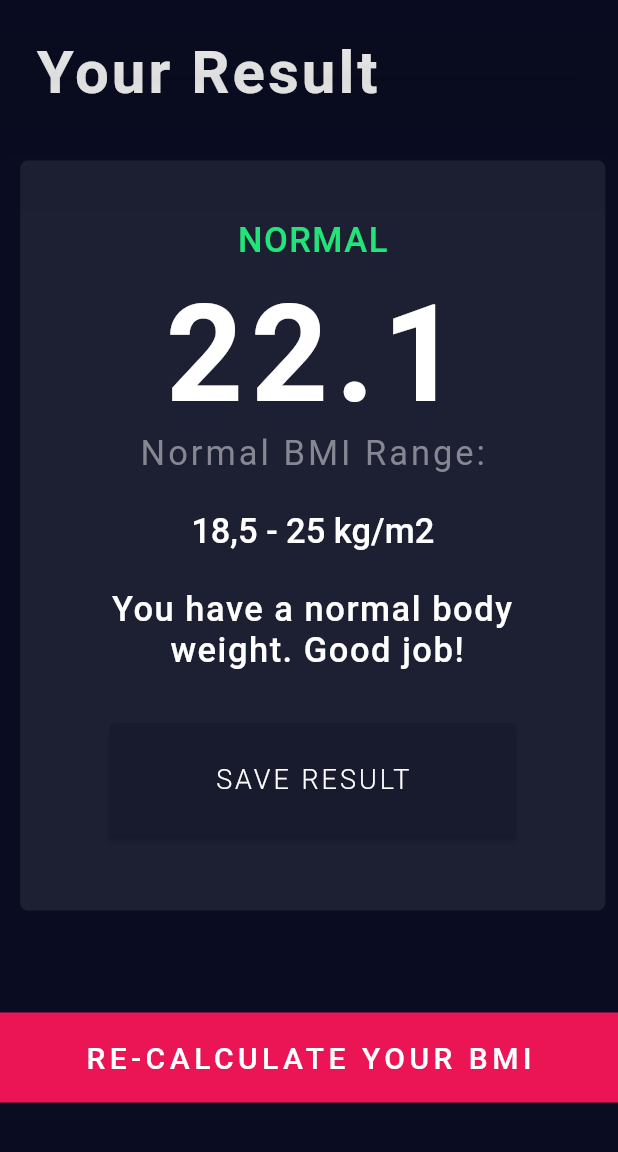
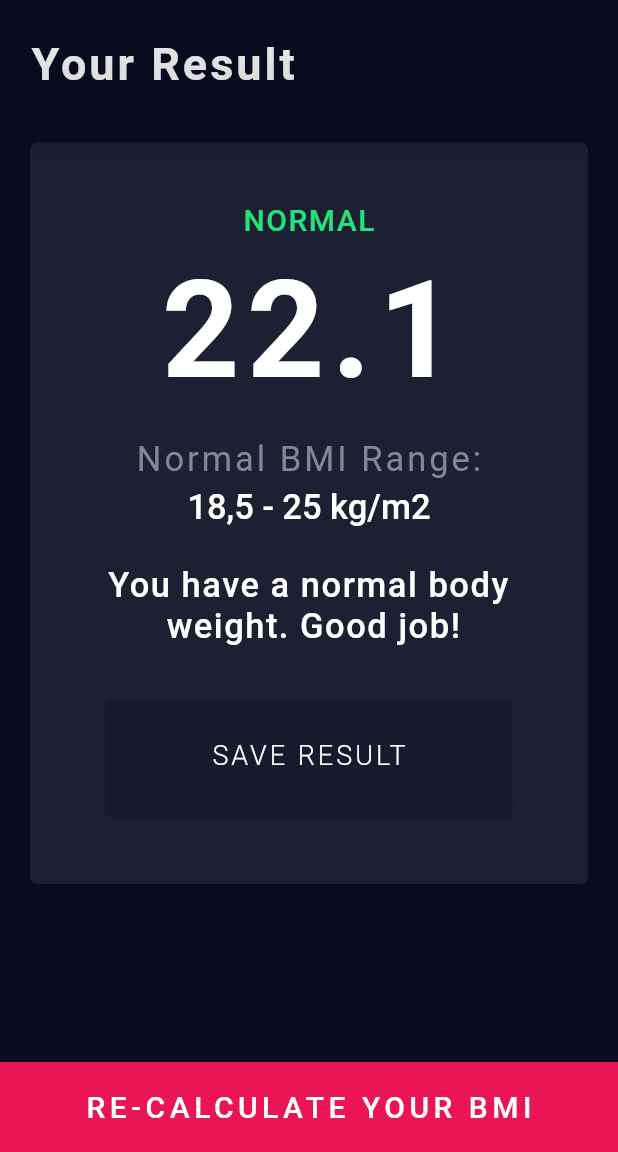
Before and after one commit to fortune2009/sbsc-training, a Flutter app: the screen it shows after launch, after a tap on "CALCULATE YOUR BMI", on a phone screen of 412 x 824 dp, the part 84-1236 px from its top. Run offline on Flutter 3.47's test engine with Material 2 defaults, Android fonts, the phone set to English and light mode, and no system bars; our stand-ins replace material_design_icons_flutter.

Commit message:
with media query

```diff
--- a/lib/body.dart
+++ b/lib/body.dart
@@ -48,7 +48,7 @@ class _BmiCalculatorState extends State<BmiCalculator> {
         if (_age == 0) {
           return null;
         } else
-          (_age--);
+          _age--;
       },
     );
   }
@@ -60,7 +60,10 @@ class _BmiCalculatorState extends State<BmiCalculator> {
       appBar: AppBar(
         title: Padding(
           padding: const EdgeInsets.symmetric(horizontal: 40),
-          child: Text('BMI CALCLULATOR'),
+          child: Text(
+            'BMI CALCLULATOR',
+            style: TextStyle(fontSize: 18),
+          ),
         ),
         backgroundColor: Color(0xff0A0D22),
         elevation: 40,
@@ -68,12 +71,17 @@ class _BmiCalculatorState extends State<BmiCalculator> {
           padding: const EdgeInsets.symmetric(horizontal: 28),
           child: Icon(
             Icons.sort,
-            size: 40,
+            size: 35,
           ),
         ),
       ),
       body: SafeArea(
+        bottom: true,
+        left: true,
+        right: true,
+        top: true,
         child: SingleChildScrollView(
+          physics: NeverScrollableScrollPhysics(),
           child: Column(
             children: [
               Container(
@@ -99,8 +107,10 @@ class _BmiCalculatorState extends State<BmiCalculator> {
                               );
                             },
                             child: Container(
-                              height: 190,
-                              width: 190,
+                              height:
+                                  MediaQuery.of(context).size.height / 100 * 20,
+                              width:
+                                  MediaQuery.of(context).size.width / 100 * 45,
                               decoration: BoxDecoration(
                                   color: Color(0xff1D1F33),
                                   shape: BoxShape.rectangle,
@@ -108,23 +118,34 @@ class _BmiCalculatorState extends State<BmiCalculator> {
                               child: Column(
                                 crossAxisAlignment: CrossAxisAlignment.center,
                                 children: [
+                                  SizedBox(
+                                      height:
+                                          MediaQuery.of(context).size.height /
+                                              100 *
+                                              2),
                                   IconTheme(
                                     data: IconThemeData(
                                       color: !_isMale
                                           ? Color(0xff8D8E98)
                                           : Colors.white,
-                                      size: 130,
+                                      size: MediaQuery.of(context).size.width /
+                                          100 *
+                                          20,
                                     ),
                                     child: Icon(
                                       MdiIcons.genderMale,
                                     ),
                                   ),
-                                  SizedBox(height: 20),
+                                  SizedBox(
+                                      height:
+                                          MediaQuery.of(context).size.height /
+                                              100 *
+                                              2),
                                   Text(
                                     'MALE',
                                     style: TextStyle(
-                                      fontWeight: FontWeight.w400,
-                                      fontSize: 20,
+                                      fontWeight: FontWeight.w500,
+                                      fontSize: 18,
                                       color: !_isMale
                                           ? Color(0xff8D8E98)
                                           : Colors.white,
@@ -145,32 +166,44 @@ class _BmiCalculatorState extends State<BmiCalculator> {
                               );
                             },
                             child: Container(
-                              height: 190,
-                              width: 190,
+                              height:
+                                  MediaQuery.of(context).size.height / 100 * 20,
+                              width:
+                                  MediaQuery.of(context).size.width / 100 * 45,
                               decoration: BoxDecoration(
                                   color: Color(0xff1D1F33),
                                   shape: BoxShape.rectangle,
                                   borderRadius: BorderRadius.circular(5)),
                               child: Column(
-                                crossAxisAlignment: CrossAxisAlignment.center,
+                                // crossAxisAlignment: CrossAxisAlignment.center,
                                 children: [
+                                  SizedBox(
+                                      height:
+                                          MediaQuery.of(context).size.height /
+                                              100 *
+                                              2),
                                   RotationTransition(
+                                    alignment: Alignment(0.4, -0.1),
                                     turns: new AlwaysStoppedAnimation(40 / 360),
                                     child: IconTheme(
                                       data: IconThemeData(
                                           color: !_isFemale
                                               ? Color(0xff8D8E98)
                                               : Colors.white,
-                                          size: 130),
+                                          size: MediaQuery.of(context)
+                                                  .size
+                                                  .width /
+                                              100 *
+                                              24),
                                       child: Icon(MdiIcons.genderFemale),
                                     ),
                                   ),
-                                  SizedBox(height: 20),
+                                  // SizedBox(height: MediaQuery.of(context).size.height / 100 * 0),
                                   Text(
                                     'FEMALE',
                                     style: TextStyle(
-                                      fontWeight: FontWeight.w400,
-                                      fontSize: 20,
+                                      fontWeight: FontWeight.w500,
+                                      fontSize: 18,
                                       color: !_isFemale
                                           ? Color(0xff8D8E98)
                                           : Colors.white,
@@ -188,31 +221,31 @@ class _BmiCalculatorState extends State<BmiCalculator> {
               ),
               Container(
                 margin: EdgeInsets.symmetric(
-                  horizontal: 20,
+                  horizontal: 17,
                 ),
-                height: 180,
+                height: MediaQuery.of(context).size.height / 100 * 23,
                 width: double.infinity,
                 decoration: BoxDecoration(
-                    color: Color(0xff1D1F33),
+                    color: Color(0xff1D1F33).withOpacity(0.50),
                     shape: BoxShape.rectangle,
                     borderRadius: BorderRadius.circular(5)),
                 child: Column(
                   crossAxisAlignment: CrossAxisAlignment.center,
                   children: [
                     SizedBox(
-                      height: 25,
+                      height: MediaQuery.of(context).size.height / 100 * 2,
                     ),
                     Text(
                       'HEIGHT',
                       style: TextStyle(
                         fontStyle: FontStyle.normal,
-                        fontWeight: FontWeight.w300,
-                        fontSize: 20,
-                        color: Colors.white,
+                        fontWeight: FontWeight.w500,
+                        fontSize: 18,
+                        color: Color(0xff8D8E98),
                       ),
                     ),
                     SizedBox(
-                      height: 10,
+                      height: 2,
                     ),
                     Row(
                       mainAxisAlignment: MainAxisAlignment.center,
@@ -221,9 +254,9 @@ class _BmiCalculatorState extends State<BmiCalculator> {
                           text: TextSpan(
                             children: <TextSpan>[
                               TextSpan(
-                                text: ('${(_value).round()} '),
+                                text: ('${(_value).round()}'),
                                 style: TextStyle(
-                                    fontSize: 60,
+                                    fontSize: 50,
                                     fontWeight: FontWeight.bold,
                                     color: Colors.white),
                               ),
@@ -231,8 +264,8 @@ class _BmiCalculatorState extends State<BmiCalculator> {
                                 text: ('cm '),
                                 style: TextStyle(
                                     fontSize: 20,
-                                    fontWeight: FontWeight.w100,
-                                    color: Colors.white),
+                                    fontWeight: FontWeight.w500,
+                                    color: Color(0xff8D8E98)),
                               ),
                             ],
                           ),
@@ -240,19 +273,21 @@ class _BmiCalculatorState extends State<BmiCalculator> {
                       ],
                     ),
                     SizedBox(
-                      height: 10,
+                      height: 8,
                     ),
                     SliderTheme(
                       data: SliderTheme.of(context).copyWith(
-                        // showValueIndicator: ShowValueIndicator.always,
+                        showValueIndicator: ShowValueIndicator.always,
                         inactiveTrackColor: Color(0xFF8D8E98),
                         activeTrackColor: Colors.white,
                         thumbColor: Color(0xFFEB1555),
                         overlayColor: Color(0x29EB1555),
                         thumbShape:
-                            RoundSliderThumbShape(enabledThumbRadius: 20.0),
-                        overlayShape:
-                            RoundSliderOverlayShape(overlayRadius: 20.0),
+                            RoundSliderThumbShape(enabledThumbRadius: 15.0),
+                        overlayShape: RoundSliderOverlayShape(
+                          overlayRadius: 24.0,
+                        ),
+                        trackHeight: 1.5,
                       ),
                       child: Slider(
                         value: _value,
@@ -276,26 +311,27 @@ class _BmiCalculatorState extends State<BmiCalculator> {
                   mainAxisAlignment: MainAxisAlignment.center,
                   children: [
                     Container(
-                      height: 220,
-                      width: 190,
+                      height: MediaQuery.of(context).size.height / 100 * 24,
+                      width: MediaQuery.of(context).size.width / 100 * 45,
                       decoration: BoxDecoration(
-                        color: Color(0xff1D1F33),
+                        color: Color(0xff1D1F33).withOpacity(0.50),
                         shape: BoxShape.rectangle,
                         borderRadius: BorderRadius.circular(5),
                       ),
                       child: Column(
                         children: [
-                          SizedBox(height: 40),
+                          SizedBox(height: 18),
                           Text("WEIGHT",
                               style: TextStyle(
-                                  fontWeight: FontWeight.w300,
-                                  fontSize: 23,
-                                  color: Colors.white)),
+                                  fontWeight: FontWeight.w500,
+                                  fontSize: 18,
+                                  color: Color(0xff8D8E98))),
                           Text('$_counter',
                               style: TextStyle(
                                   fontWeight: FontWeight.bold,
-                                  fontSize: 73,
+                                  fontSize: 60,
                                   color: Colors.white)),
+                                  SizedBox(height: 5),
                           Container(
                             child: Row(
                               mainAxisAlignment: MainAxisAlignment.center,
@@ -306,7 +342,7 @@ class _BmiCalculatorState extends State<BmiCalculator> {
                                   backgroundColor: Color(0xff1C1F32),
                                   child: Icon(Icons.remove, size: 40),
                                 ),
-                                SizedBox(width: 27),
+                                SizedBox(width: 15),
                                 FloatingActionButton(
                                   onPressed: _incrementCounter,
                                   tooltip: "Increment",
@@ -321,28 +357,29 @@ class _BmiCalculatorState extends State<BmiCalculator> {
                     ),
                     SizedBox(width: 7),
                     Container(
-                      height: 220,
-                      width: 190,
+                      height: MediaQuery.of(context).size.height / 100 * 24,
+                      width: MediaQuery.of(context).size.width / 100 * 45,
                       decoration: BoxDecoration(
-                        color: Color(0xff1D1F33),
+                        color: Color(0xff1D1F33).withOpacity(0.50),
                         shape: BoxShape.rectangle,
                         borderRadius: BorderRadius.circular(5),
                       ),
                       child: Column(
                         children: [
-                          SizedBox(height: 40),
+                          SizedBox(height: 20),
                           Text("AGE",
                               style: TextStyle(
-                                  fontWeight: FontWeight.w300,
-                                  fontSize: 23,
-                                  color: Colors.white)),
+                                  fontWeight: FontWeight.w500,
+                                  fontSize: 18,
+                                  color: Color(0xff8D8E98))),
                           Text(
                             '$_age',
                             style: TextStyle(
                                 fontWeight: FontWeight.bold,
-                                fontSize: 73,
+                                fontSize: 60,
                                 color: Colors.white),
                           ),
+                            SizedBox(height: 5),
                           Container(
                             child: Row(
                               mainAxisAlignment: MainAxisAlignment.center,
@@ -356,7 +393,7 @@ class _BmiCalculatorState extends State<BmiCalculator> {
                                     size: 40,
                                   ),
                                 ),
-                                SizedBox(width: 27),
+                                SizedBox(width: 15),
                                 FloatingActionButton(
                                   onPressed: _incrementAge,
                                   tooltip: "Increment",
@@ -375,7 +412,22 @@ class _BmiCalculatorState extends State<BmiCalculator> {
               SizedBox(
                 height: 22,
               ),
-              DefualtButton(
+              // DefualtButton(
+              //   text: "CALCULATE YOUR BMI",
+              //   press: () {
+              //     Navigator.push(
+              //       context,
+              //       MaterialPageRoute(
+              //         builder: (BuildContext context) => ResultScreen(),
+              //       ),
+              //     );
+              //   },
+              // ),
+            ],
+          ),
+        ),
+      ),
+      bottomNavigationBar: DefualtButton(
                 text: "CALCULATE YOUR BMI",
                 press: () {
                   Navigator.push(
@@ -386,10 +438,6 @@ class _BmiCalculatorState extends State<BmiCalculator> {
                   );
                 },
               ),
-            ],
-          ),
-        ),
-      ),
     );
   }
 }
--- a/lib/resultScreen.dart
+++ b/lib/resultScreen.dart
@@ -35,13 +35,13 @@ class ResultScreen extends StatelessWidget {
                 children: [
                   SizedBox(height: 25),
                   Padding(
-                    padding: EdgeInsets.symmetric(horizontal: 15),
+                    padding: EdgeInsets.symmetric(horizontal: 20),
                     child: Text(
                       'Your Result',
                       style: TextStyle(
                           letterSpacing: 2,
                           color: Colors.white,
-                          fontSize: 40,
+                          fontSize: 30,
                           fontWeight: FontWeight.bold),
                     ),
                   ),
@@ -49,10 +49,10 @@ class ResultScreen extends StatelessWidget {
                     height: 35,
                   ),
                   Padding(
-                    padding: const EdgeInsets.only(left: 5),
+                    padding: const EdgeInsets.symmetric(horizontal: 20),
                     child: Container(
-                      height: 500,
-                      width: 390,
+                      height: MediaQuery.of(context).size.height / 100 * 60,
+                      width: double.infinity,
                       decoration: BoxDecoration(
                         color: Color(0xff1D1F33),
                         borderRadius: BorderRadius.circular(5),
@@ -68,7 +68,7 @@ class ResultScreen extends StatelessWidget {
                             style: TextStyle(
                                 letterSpacing: 1,
                                 color: Color(0xff22E67B),
-                                fontSize: 23,
+                                fontSize: 20,
                                 fontWeight: FontWeight.w500),
                           ),
                           SizedBox(
@@ -82,6 +82,9 @@ class ResultScreen extends StatelessWidget {
                                 fontSize: 90,
                                 fontWeight: FontWeight.bold),
                           ),
+                          SizedBox(
+                            height: 20,
+                          ),
                           Text(
                             'Normal BMI Range:',
                             style: TextStyle(
@@ -91,7 +94,7 @@ class ResultScreen extends StatelessWidget {
                                 fontWeight: FontWeight.w400),
                           ),
                           SizedBox(
-                            height: 25,
+                            height: 5,
                           ),
                           Text(
                             '18,5 - 25 kg/m2',
@@ -119,7 +122,7 @@ class ResultScreen extends StatelessWidget {
                             height: 75,
                             width: 270,
                             child: RaisedButton(
-                              onPressed: () {},
+                              onPressed: () {  },
                               color: Color(0xff181a2e),
                               child: Text(
                                 "SAVE RESULT",
@@ -142,7 +145,10 @@ class ResultScreen extends StatelessWidget {
             SizedBox(
               height: 68,
             ),
-            DefualtButton(
+          ],
+        ),
+      ),
+      bottomNavigationBar: DefualtButton(
         text: "RE-CALCULATE YOUR BMI",
         press: () {
           Navigator.push(
@@ -153,9 +159,6 @@ class ResultScreen extends StatelessWidget {
           );
         },
       ),
-          ],
-        ),
-      ),
     );
   }
 }
```
Also changed, not shown: pubspec.lock, 1 other file. Lines whose indentation alone changed are shown as unchanged.
